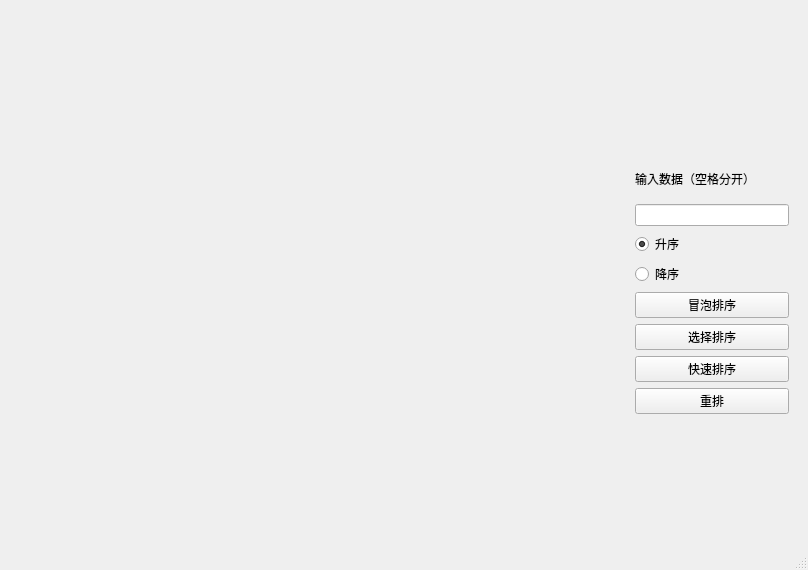
Skylength/visualsortQAQ, file mainwindow.ui: the form before one commit.
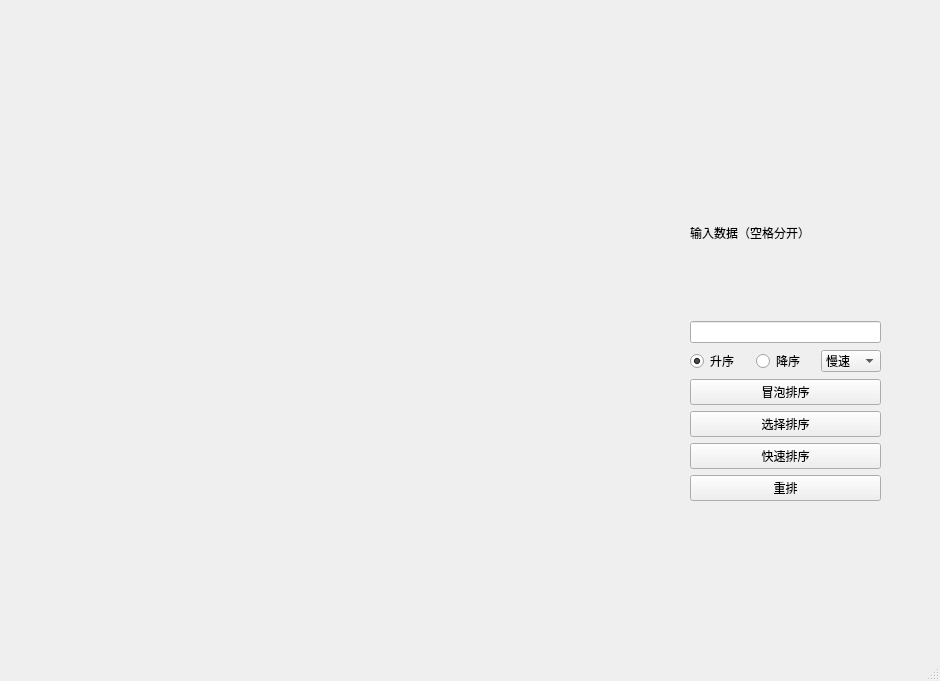
The form after the commit.

Patch:
```diff
--- a/mainwindow.ui
+++ b/mainwindow.ui
@@ -6,8 +6,8 @@
    <rect>
     <x>0</x>
     <y>0</y>
-    <width>808</width>
-    <height>570</height>
+    <width>940</width>
+    <height>681</height>
    </rect>
   </property>
   <property name="windowTitle">
@@ -17,16 +17,20 @@
    <widget class="QWidget" name="verticalLayoutWidget_3">
     <property name="geometry">
      <rect>
-      <x>635</x>
-      <y>160</y>
-      <width>154</width>
-      <height>254</height>
+      <x>690</x>
+      <y>150</y>
+      <width>191</width>
+      <height>351</height>
      </rect>
     </property>
-    <layout class="QVBoxLayout" name="verticalLayout_5">
+    <layout class="QHBoxLayout" name="horizontalLayout_3">
+     <item>
+      <layout class="QVBoxLayout" name="verticalLayout">
      <item>
       <layout class="QVBoxLayout" name="verticalLayout_2">
        <item>
+          <layout class="QVBoxLayout" name="verticalLayout_3">
+           <item>
         <widget class="QLabel" name="label">
          <property name="text">
           <string>输入数据（空格分开）</string>
@@ -40,6 +44,10 @@
          </property>
         </widget>
        </item>
+          </layout>
+         </item>
+         <item>
+          <layout class="QHBoxLayout" name="horizontalLayout_2">
        <item>
         <widget class="QRadioButton" name="radioButton">
          <property name="text">
@@ -63,10 +71,33 @@
          </property>
         </widget>
        </item>
-      </layout>
+           <item>
+            <layout class="QHBoxLayout" name="horizontalLayout">
+             <item>
+              <widget class="QComboBox" name="comboBox">
+               <item>
+                <property name="text">
+                 <string>慢速</string>
+                </property>
      </item>
      <item>
-      <layout class="QVBoxLayout" name="verticalLayout">
+                <property name="text">
+                 <string>中速</string>
+                </property>
+               </item>
+               <item>
+                <property name="text">
+                 <string>快速</string>
+                </property>
+               </item>
+              </widget>
+             </item>
+            </layout>
+           </item>
+          </layout>
+         </item>
+        </layout>
+       </item>
        <item>
         <widget class="QPushButton" name="pushButton">
          <property name="text">
```
Left out of the diff: 2 changed lines with no effect on the pictures. Lines whose indentation alone changed are shown as unchanged.
